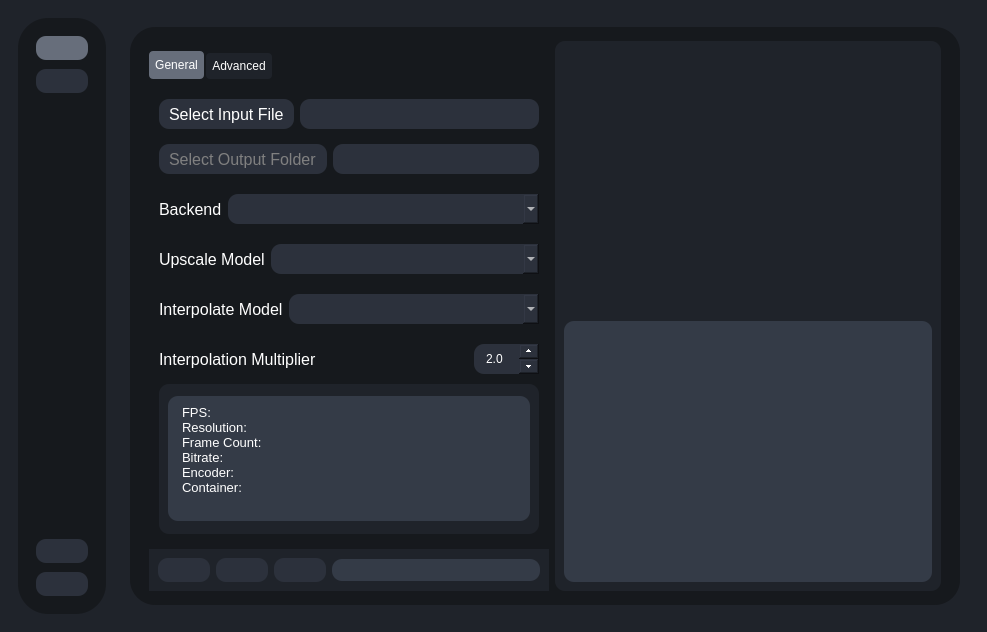
Before: the Qt Designer form testRVEInterface.ui in TNTwise/Rife-ESRGAN-App-Linux-QT, drawn with Qt 5.
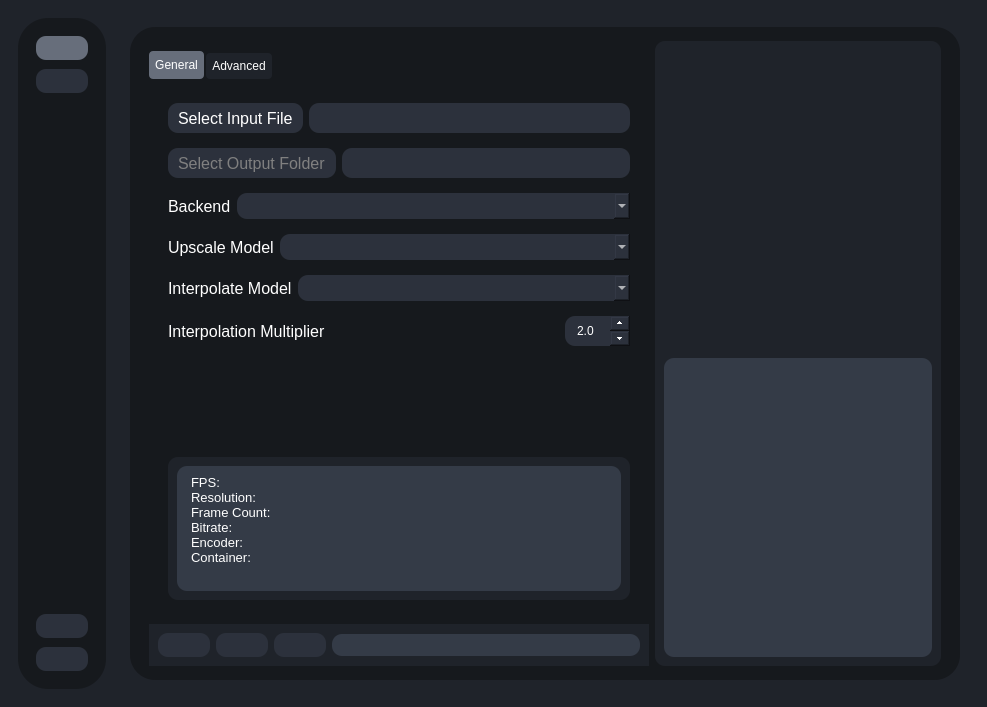
After: the same form once the commit is applied. The open tabs and pages were chosen to show the change. Icons and pictures are not drawn.

Diff of the .ui file:
```diff
--- a/testRVEInterface.ui
+++ b/testRVEInterface.ui
@@ -7,7 +7,7 @@
     <x>0</x>
     <y>0</y>
     <width>987</width>
-    <height>626</height>
+    <height>707</height>
    </rect>
   </property>
   <property name="windowTitle">
@@ -601,7 +601,7 @@
                 </property>
                 <property name="maximumSize">
                  <size>
-                  <width>400</width>
+                  <width>500</width>
                   <height>16777215</height>
                  </size>
                 </property>
@@ -656,19 +656,7 @@
                     </attribute>
                     <layout class="QVBoxLayout" name="verticalLayout_21">
                      <property name="spacing">
-                      <number>0</number>
-                     </property>
-                     <property name="leftMargin">
-                      <number>0</number>
-                     </property>
-                     <property name="topMargin">
-                      <number>0</number>
-                     </property>
-                     <property name="rightMargin">
-                      <number>0</number>
-                     </property>
-                     <property name="bottomMargin">
-                      <number>0</number>
+                      <number>15</number>
                      </property>
                      <item>
                       <widget class="QWidget" name="inputFileContainer" native="true">
@@ -1024,6 +1012,22 @@
                        </layout>
                       </widget>
                      </item>
+                     <item>
+                      <spacer name="verticalSpacer_4">
+                       <property name="orientation">
+                        <enum>Qt::Orientation::Vertical</enum>
+                       </property>
+                       <property name="sizeType">
+                        <enum>QSizePolicy::Policy::Expanding</enum>
+                       </property>
+                       <property name="sizeHint" stdset="0">
+                        <size>
+                         <width>20</width>
+                         <height>23</height>
+                        </size>
+                       </property>
+                      </spacer>
+                     </item>
                      <item>
                       <widget class="QWidget" name="widget_2" native="true">
                        <property name="maximumSize">
```
Left out of the diff: 6 changed lines with no effect on the pictures.
